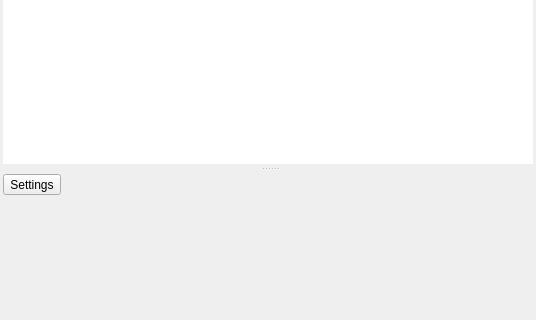
Old version of the form src/UI/inputwidget.ui in the repository RxLaboratory/DuME; both pictures show x 0 to 536 and y 292 to 612 of the 536 by 612 pixel window.
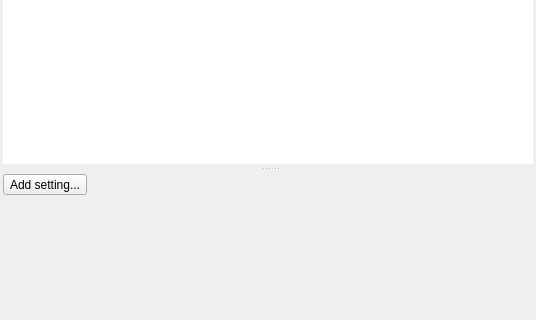
New version of the form. Icons and pictures are not drawn.

```diff
--- a/src/UI/inputwidget.ui
+++ b/src/UI/inputwidget.ui
@@ -134,7 +134,7 @@
          <x>0</x>
          <y>0</y>
          <width>533</width>
-         <height>148</height>
+         <height>147</height>
         </rect>
        </property>
        <layout class="QVBoxLayout" name="verticalLayout_2">
@@ -162,7 +162,7 @@
            </sizepolicy>
           </property>
           <property name="text">
-           <string>Settings</string>
+           <string>Add setting...</string>
           </property>
           <property name="icon">
            <iconset resource="../resources.qrc">
@@ -172,7 +172,7 @@
            <enum>QToolButton::InstantPopup</enum>
           </property>
           <property name="toolButtonStyle">
-           <enum>Qt::ToolButtonFollowStyle</enum>
+           <enum>Qt::ToolButtonTextUnderIcon</enum>
           </property>
          </widget>
         </item>
```
Left out of the diff: 2 changed lines with no effect on the pictures.
